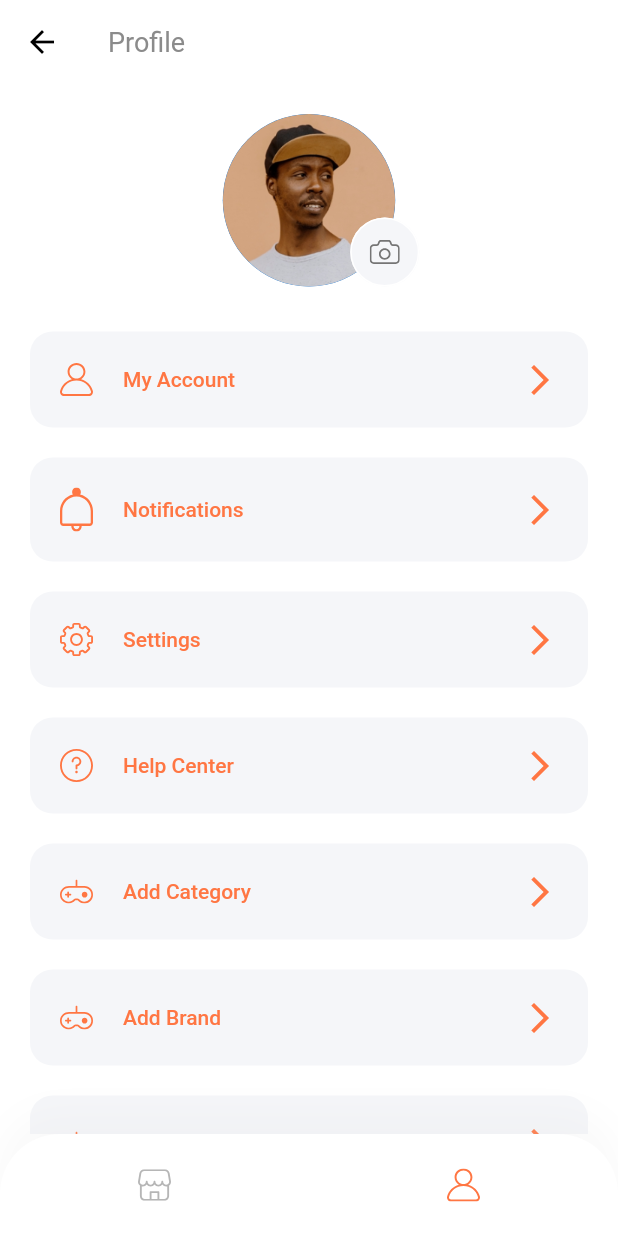
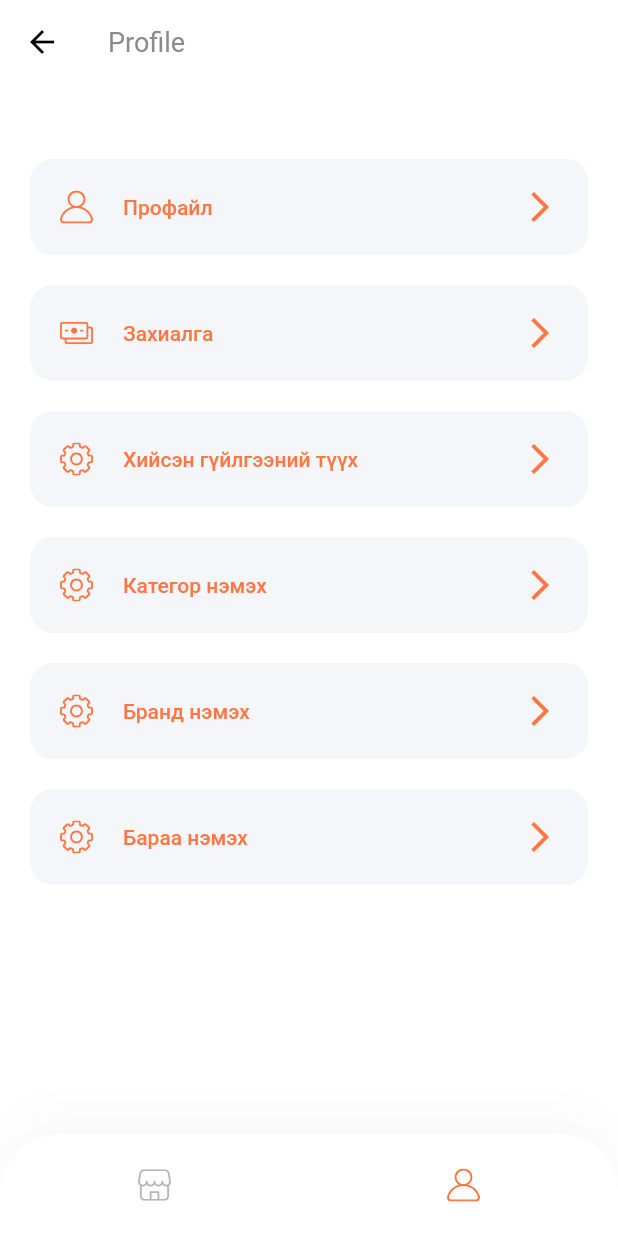
Before and after one commit to clicker0124/sportapp01, a Flutter app: the ProfileScreen screen opened by its route, on a phone screen of 412 x 824 dp. Run offline on Flutter 3.47's test engine with Material 2 defaults, Android fonts, the phone set to English and light mode, and no system bars; our stand-ins replace cloud_firestore, firebase_auth, firebase_core, firebase_storage, flutter_svg, fluttertoast and 1 more; accounts and stored records are empty; Roboto replaces fonts that are missing (Arial).

Commit message:
add_product hesegt uurchlult hiiv

```diff
--- a/lib/routes.dart
+++ b/lib/routes.dart
@@ -5,7 +5,7 @@ import 'package:shop_app/screens/details/details_screen.dart';
 import 'package:shop_app/screens/forgot_password/forgot_password_screen.dart';
 import 'package:shop_app/screens/home/home_screen.dart';
 import 'package:shop_app/screens/login_success/login_success_screen.dart';
-import 'package:shop_app/screens/otp/otp_screen.dart';
+//import 'package:shop_app/screens/otp/otp_screen.dart';
 import 'package:shop_app/screens/profile/profile_screen.dart';
 import 'package:shop_app/screens/sign_in/sign_in_screen.dart';
 import 'package:shop_app/screens/splash/splash_screen.dart';
@@ -21,7 +21,7 @@ final Map<String, WidgetBuilder> routes = {
   LoginSuccessScreen.routeName: (context) => LoginSuccessScreen(),
   SignUpScreen.routeName: (context) => SignUpScreen(),
   CompleteProfileScreen.routeName: (context) => CompleteProfileScreen(),
-  OtpScreen.routeName: (context) => OtpScreen(),
+  // OtpScreen.routeName: (context) => OtpScreen(),
   HomeScreen.routeName: (context) => HomeScreen(),
   DetailsScreen.routeName: (context) => DetailsScreen(),
   CartScreen.routeName: (context) => CartScreen(),
--- a/lib/screens/add_product/add_product.dart
+++ b/lib/screens/add_product/add_product.dart
@@ -89,7 +89,7 @@ class _AddProductState extends State<AddProduct> {
           color: black,
         ),
         title: Text(
-          "add product",
+          "Шинэ бараа нэмэх",
           style: TextStyle(color: black),
         ),
       ),
@@ -119,13 +119,13 @@ class _AddProductState extends State<AddProduct> {
                     ),
                     Padding(
                       padding: const EdgeInsets.all(8.0),
-                      child: Text('Product name'),
+                      child: Text('Бараа нэр'),
                     ),
                     Padding(
                       padding: const EdgeInsets.all(8.0),
                       child: TextFormField(
                         controller: productNameController,
-                        decoration: InputDecoration(hintText: 'Product name'),
+                        decoration: InputDecoration(hintText: 'Барааны нэр'),
                         validator: (value) {
                           if (value!.isEmpty) {
                             return 'Product ner ee oruul.';
@@ -139,12 +139,12 @@ class _AddProductState extends State<AddProduct> {
                       padding: const EdgeInsets.all(8.0),
                       child: TextFormField(
                         controller: descriptionController,
-                        decoration: InputDecoration(hintText: 'Description'),
+                        decoration: InputDecoration(hintText: 'Тайлбар'),
                         validator: (value) {
                           if (value!.isEmpty) {
-                            return 'Product ner ee oruul.';
+                            return 'Тайлбар оруулна уу..';
                           } else if (value.length > 300) {
-                            return 'Product iin ner heterhii urt baina.';
+                            return 'Тайлбарын хэмжээ урт байна.';
                           }
                         },
                       ),
@@ -182,7 +182,7 @@ class _AddProductState extends State<AddProduct> {
                     ),
                     Row(
                       children: <Widget>[
-                        Text('Featured'),
+                        Text('Бүх бараанд нэмэх.'),
                         SizedBox(
                           width: 10,
                         ),
@@ -201,11 +201,11 @@ class _AddProductState extends State<AddProduct> {
                         controller: quatityController,
                         keyboardType: TextInputType.number,
                         decoration: InputDecoration(
-                          hintText: 'Quantity',
+                          hintText: 'Тоо хэмжээ',
                         ),
                         validator: (value) {
                           if (value!.isEmpty) {
-                            return 'Baraanii zaaval bichnuu';
+                            return 'Тоо хэмжээ оруулан уу.';
                           }
                         },
                       ),
@@ -217,17 +217,17 @@ class _AddProductState extends State<AddProduct> {
                         controller: priceController,
                         keyboardType: TextInputType.number,
                         decoration: InputDecoration(
-                          hintText: 'Price',
+                          hintText: 'Үнэ',
                         ),
                         validator: (value) {
                           if (value!.isEmpty) {
-                            return 'Une zaaval bichnuu';
+                            return 'Үнэ заавал оруулан уу.';
                           }
                         },
                       ),
                     ),
 
-                    Text('Available Sizes'),
+                    Text('Размер'),
 
                     Row(
                       children: <Widget>[
@@ -318,7 +318,7 @@ class _AddProductState extends State<AddProduct> {
                     FlatButton(
                       color: grey,
                       textColor: white,
-                      child: Text('add product'),
+                      child: Text('Бараа нэмэх'),
                       onPressed: () {
                         validateAndUpload();
                       },
--- a/lib/screens/home/components/body.dart
+++ b/lib/screens/home/components/body.dart
@@ -1,11 +1,9 @@
 import 'package:flutter/material.dart';
 
 import '../../../size_config.dart';
-import 'categories.dart';
 import 'discount_banner.dart';
 import 'home_header.dart';
 import 'popular_product.dart';
-import 'special_offers.dart';
 
 class Body extends StatelessWidget {
   @override
--- a/lib/screens/home/components/search_field.dart
+++ b/lib/screens/home/components/search_field.dart
@@ -20,12 +20,12 @@ class SearchField extends StatelessWidget {
         onChanged: (value) => print(value),
         decoration: InputDecoration(
             contentPadding: EdgeInsets.symmetric(
-                horizontal: getProportionateScreenWidth(20),
-                vertical: getProportionateScreenWidth(9)),
+                horizontal: getProportionateScreenWidth(10),
+                vertical: getProportionateScreenWidth(10)),
             border: InputBorder.none,
             focusedBorder: InputBorder.none,
             enabledBorder: InputBorder.none,
-            hintText: "Search product",
+            hintText: "Бараа хайх",
             prefixIcon: Icon(Icons.search)),
       ),
     );
--- a/lib/screens/home/components/section_title.dart
+++ b/lib/screens/home/components/section_title.dart
@@ -27,7 +27,7 @@ class SectionTitle extends StatelessWidget {
         GestureDetector(
           onTap: press,
           child: Text(
-            "See More",
+            "",
             style: TextStyle(color: Color(0xFFBBBBBB)),
           ),
         ),
--- a/lib/screens/profile/components/body.dart
+++ b/lib/screens/profile/components/body.dart
@@ -4,8 +4,7 @@ import 'package:shop_app/screens/add_product/add_product.dart';
 import '../../../db/brand.dart';
 import '../../../db/catergory.dart';
 
-import 'profile_menu.dart';
-import 'profile_pic.dart';
+import 'package:shop_app/screens/profile/components/profile_menu.dart';
 
 TextEditingController categoryController = TextEditingController();
 TextEditingController brandController = TextEditingController();
@@ -21,50 +20,41 @@ class Body extends StatelessWidget {
       padding: EdgeInsets.symmetric(vertical: 20),
       child: Column(
         children: [
-          ProfilePic(),
+          // ProfilePic(),
           SizedBox(height: 20),
           ProfileMenu(
-            text: "My Account",
+            text: "Профайл",
             icon: "assets/icons/User Icon.svg",
             press: () => {},
           ),
           ProfileMenu(
-            text: "Notifications",
-            icon: "assets/icons/Bell.svg",
+            text: "Захиалга",
+            icon: "assets/icons/Cash.svg",
             press: () {},
           ),
           ProfileMenu(
-            text: "Settings",
+            text: "Хийсэн гүйлгээний түүх",
             icon: "assets/icons/Settings.svg",
             press: () {},
           ),
+
           ProfileMenu(
-            text: "Help Center",
-            icon: "assets/icons/Question mark.svg",
-            press: () {},
-          ),
-          ProfileMenu(
-            text: "Add Category",
-            icon: "assets/icons/Game Icon.svg",
+            text: "Категор нэмэх",
+            icon: "assets/icons/Settings.svg",
             press: () => {_catergoryAlert(context)},
           ),
           ProfileMenu(
-            text: "Add Brand",
-            icon: "assets/icons/Game Icon.svg",
+            text: "Бранд нэмэх",
+            icon: "assets/icons/Settings.svg",
             press: () => {_brandAlert(context)},
           ),
           ProfileMenu(
-            text: "Add Product",
-            icon: "assets/icons/Game Icon.svg",
+            text: "Бараа нэмэх",
+            icon: "assets/icons/Settings.svg",
             press: () => {
               Navigator.push(
                   context, MaterialPageRoute(builder: (_) => AddProduct()))
             },
-          ),
-          ProfileMenu(
-            text: "Log Out",
-            icon: "assets/icons/Log out.svg",
-            press: () {},
           ),
         ],
       ),
--- a/lib/screens/profile/components/profile_pic.dart
+++ /dev/null
@@ -1,45 +0,0 @@
-import 'package:flutter/material.dart';
-import 'package:flutter_svg/flutter_svg.dart';
-
-class ProfilePic extends StatelessWidget {
-  const ProfilePic({
-    Key? key,
-  }) : super(key: key);
-
-  @override
-  Widget build(BuildContext context) {
-    return SizedBox(
-      height: 115,
-      width: 115,
-      child: Stack(
-        fit: StackFit.expand,
-        clipBehavior: Clip.none,
-        children: [
-          CircleAvatar(
-            backgroundImage: AssetImage("assets/images/Profile Image.png"),
-          ),
-          Positioned(
-            right: -16,
-            bottom: 0,
-            child: SizedBox(
-              height: 46,
-              width: 46,
-              child: TextButton(
-                style: TextButton.styleFrom(
-                  shape: RoundedRectangleBorder(
-                    borderRadius: BorderRadius.circular(50),
-                    side: BorderSide(color: Colors.white),
-                  ),
-                  primary: Colors.white,
-                  backgroundColor: Color(0xFFF5F6F9),
-                ),
-                onPressed: () {},
-                child: SvgPicture.asset("assets/icons/Camera Icon.svg"),
-              ),
-            ),
-          )
-        ],
-      ),
-    );
-  }
-}
```
Also changed, not shown: lib/screens/complete_profile/components/complete_profile_form.dart (+8 -8 lines), lib/screens/otp/components/body.dart (deleted, +0 -59 lines), lib/screens/otp/components/otp_form.dart (deleted, +0 -118 lines), lib/screens/otp/otp_screen.dart (deleted, +0 -18 lines).
